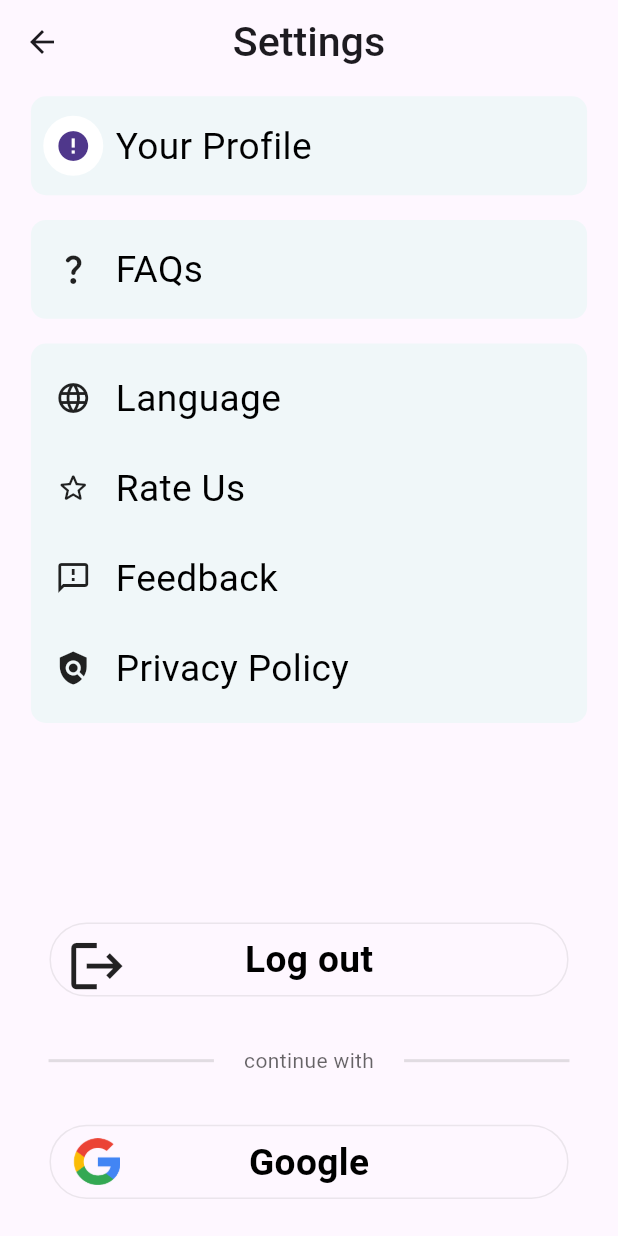
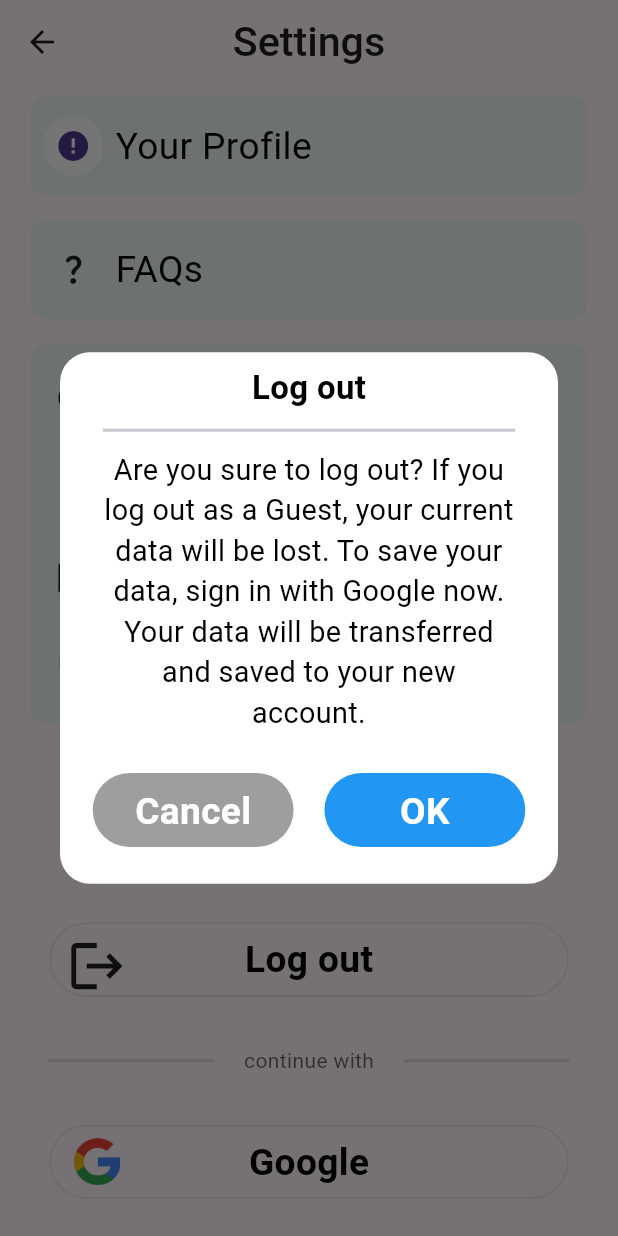
Before and after one commit to 22Teikk/TaoDay_Flutter, a Flutter app: the SettingPage screen opened by its route, after a tap on "Log out", on a phone screen of 412 x 824 dp. Run offline on Flutter 3.47's test engine with Material 3 defaults, Android fonts, the light colour scheme and no system bars; drawn by our look-alikes of cached_network_image; our stand-ins replace dio, flutter_cache_manager, gallery_saver, geocoding, get, google_maps_flutter and 8 more; missing offline and left inert: qr_code_scanner, scan; accounts and stored records are empty; network calls fail.

Commit message:
Two Option Dialog

```diff
--- /dev/null
+++ b/lib/core/widgets/two_option_dialog.dart
@@ -0,0 +1,98 @@
+import 'package:flutter/material.dart';
+import 'package:taoday/core/utils/extensions.dart';
+import 'package:taoday/core/widgets/primary_button.dart';
+
+class TwoOptionDialog extends StatelessWidget {
+  const TwoOptionDialog({
+    super.key,
+    required this.callback,
+    required this.title,
+    required this.content,
+    required this.cancel,
+    required this.oke,
+  });
+
+  final Function(bool) callback;
+  final String title, content, cancel, oke;
+
+  @override
+  Widget build(BuildContext context) {
+    return Dialog(
+      shape: RoundedRectangleBorder(
+        borderRadius: BorderRadius.circular(20.0),
+      ),
+      elevation: 5.0,
+      backgroundColor: Colors.white,
+      child: Container(
+        padding: const EdgeInsets.all(8),
+        child: Column(
+          mainAxisSize: MainAxisSize.min,
+          children: [
+            Text(
+              title,
+              style: TextStyle(
+                color: Colors.black,
+                fontSize: 16.0.sp,
+                fontWeight: FontWeight.bold,
+              ),
+            ),
+            const SizedBox(
+              height: 5.0,
+            ),
+            Divider(
+              thickness: 2,
+              indent: 5.0.wp,
+              endIndent: 5.0.wp,
+            ),
+            const SizedBox(
+              height: 5.0,
+            ),
+            Padding(
+              padding: EdgeInsets.symmetric(horizontal: 5.0.wp),
+              child: Text(
+                content,
+                textAlign: TextAlign.center,
+                style: TextStyle(
+                  color: Colors.black,
+                  fontSize: 14.0.sp,
+                ),
+              ),
+            ),
+            const SizedBox(
+              height: 10.0,
+            ),
+            SizedBox(
+              width: 70.0.wp,
+              child: Row(
+                children: [
+                  Expanded(
+                    child: PrimaryButton(
+                      press: () {
+                        callback(false);
+                      },
+                      color: Colors.grey,
+                      mh: 0,
+                      title: cancel,
+                    ),
+                  ),
+                  SizedBox(
+                    width: 5.0.wp,
+                  ),
+                  Expanded(
+                    child: PrimaryButton(
+                      press: () {
+                        callback(true);
+                      },
+                      mh: 0,
+                      title: oke,
+                    ),
+                  ),
+                ],
+              ),
+            )
+          ],
+        ),
+      ),
+    );
+  }
+}
--- a/lib/ui/home/home_controller.dart
+++ b/lib/ui/home/home_controller.dart
@@ -101,7 +101,7 @@ class HomeController extends GetxController {
       Marker(
         markerId: MarkerId(user.value.idUser),
         anchor: const Offset(0.5, 1),
-        icon: icon!,
+        icon: icon,
         position: LatLng(user.value.latitude, user.value.longitude),
       ),
     );
@@ -111,7 +111,7 @@ class HomeController extends GetxController {
         Marker(
           markerId: MarkerId(element.idUser),
           anchor: const Offset(0.5, 1),
-          icon: icon!,
+          icon: icon,
           position: LatLng(element.latitude, element.longitude),
         ),
       );
--- a/lib/ui/setting/setting_view.dart
+++ b/lib/ui/setting/setting_view.dart
@@ -6,6 +6,7 @@ import 'package:taoday/core/utils/routes.dart';
 import 'package:taoday/core/widgets/google_button.dart';
 import 'package:taoday/core/widgets/item_setting.dart';
 import 'package:taoday/core/widgets/text_divider.dart';
+import 'package:taoday/core/widgets/two_option_dialog.dart';
 import 'package:taoday/ui/setting/setting_controller.dart';
 
 class SettingPage extends GetView<SettingController> {
@@ -50,9 +51,12 @@ class SettingPage extends GetView<SettingController> {
                             padding: const EdgeInsets.all(8.0),
                             child: CachedNetworkImage(
                               imageUrl: controller.user.value.avatar,
-                              progressIndicatorBuilder: (context, url, downloadProgress) =>
-                                  CircularProgressIndicator(value: downloadProgress.progress),
-                              errorWidget: (context, url, error) => const Icon(Icons.error),
+                              progressIndicatorBuilder:
+                                  (context, url, downloadProgress) =>
+                                      CircularProgressIndicator(
+                                          value: downloadProgress.progress),
+                              errorWidget: (context, url, error) =>
+                                  const Icon(Icons.error),
                             ),
                           ),
                         ),
@@ -135,7 +139,26 @@ class SettingPage extends GetView<SettingController> {
                   ),
                 ),
                 GoogleButton(
-                  press: () {},
+                  press: () {
+                    showDialog(
+                      barrierDismissible: false,
+                      context: context,
+                      builder: (context) {
+                        return TwoOptionDialog(
+                          cancel: "Cancel",
+                          oke: "OK",
+                          title: "Log out",
+                          content: "Are you sure to log out? If you log out as a Guest, your current data will be lost. To save your data, sign in with Google now. Your data will be transferred and saved to your new account.",
+                          callback: (isDone) {
+                            if (isDone) {
+
+                            }
+                            Get.back();
+                          },
+                        );
+                      },
+                    );
+                  },
                   title: "Log out",
                   child: Icon(
                     Icons.logout,
--- a/lib/ui/share/share_controller.dart
+++ b/lib/ui/share/share_controller.dart
@@ -42,7 +42,7 @@ class ShareController extends GetxController {
       Marker(
           markerId: MarkerId(user.value.idUser),
           anchor: const Offset(0.5, 1),
-          icon: icon!,
+          icon: icon,
           position: LatLng(lat, long)),
     );
     locationController.text =
```
